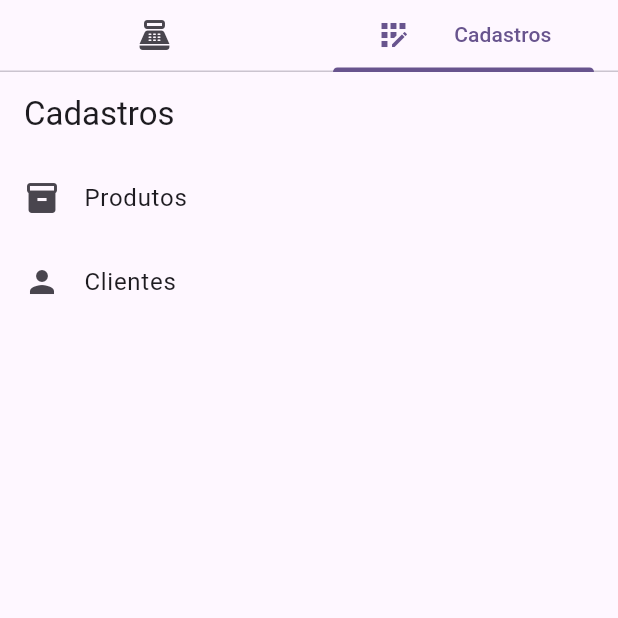
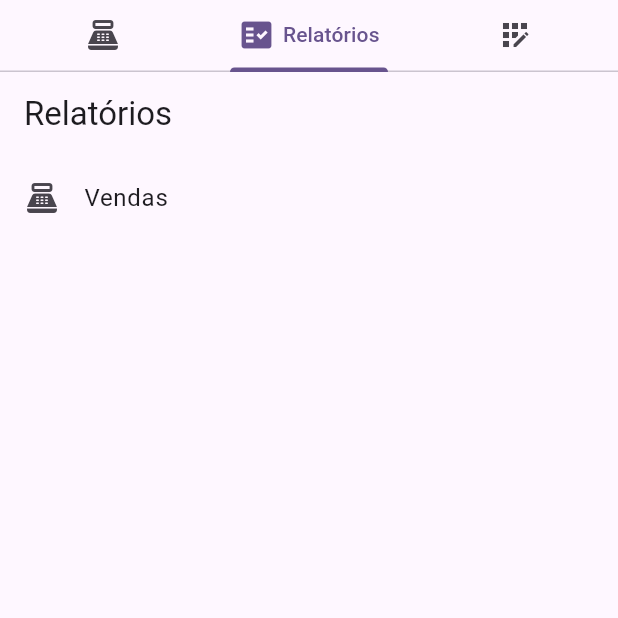
Before and after one commit to leandrofabianjr/todavenda, a Flutter app: the screen it shows after launch, tab 2 chosen, on a phone screen of 412 x 824 dp, the top half of it. Run offline on Flutter 3.47's test engine with Material 2 defaults, Android fonts, the phone set to English and light mode, and no system bars; our stand-ins replace bloc, equatable, flutter_bloc, go_router.

Commit message:
Criando menu de relatórios e listagem de vendas

```diff
--- a/lib/app/app_router.dart
+++ b/lib/app/app_router.dart
@@ -2,14 +2,16 @@ import 'dart:developer';
 
 import 'package:flutter/material.dart';
 import 'package:go_router/go_router.dart';
-import 'package:todavenda/app/app_menu.dart';
-import 'package:todavenda/cart/cart.dart';
-import 'package:todavenda/cart/pages/cart_page/cart_finalizing_page.dart';
-import 'package:todavenda/products/products.dart';
-import 'package:todavenda/registers/registers.dart';
+import 'package:todavenda/app/app_tab_bar.dart';
+import 'package:todavenda/cart/pages/pages.dart';
+import 'package:todavenda/products/pages/pages.dart';
+import 'package:todavenda/registers/pages/pages.dart';
+import 'package:todavenda/reports/pages/pages.dart';
+import 'package:todavenda/sales/pages/pages.dart';
 
 final _rootNavigatorKey = GlobalKey<NavigatorState>();
 final _cartNavigatorKey = GlobalKey<NavigatorState>();
+final _reportsNavigatorKey = GlobalKey<NavigatorState>();
 final _registersNavigatorKey = GlobalKey<NavigatorState>();
 
 final appRouterConfig = GoRouter(
@@ -41,6 +43,21 @@ final appRouterConfig = GoRouter(
                 GoRoute(
                   path: 'finalizado',
                   builder: (context, state) => const CartFinalizingPage(),
+                ),
+              ],
+            ),
+          ],
+        ),
+        StatefulShellBranch(
+          navigatorKey: _reportsNavigatorKey,
+          routes: <RouteBase>[
+            GoRoute(
+              path: '/relatorios',
+              builder: (context, state) => const ReportsMenuPage(),
+              routes: [
+                GoRoute(
+                  path: 'vendas',
+                  builder: (context, state) => const SalesListPage(),
                 ),
               ],
             ),
--- a/lib/app/app_menu.dart
+++ b/lib/app/app_tab_bar.dart
@@ -16,7 +16,7 @@ class AppTabBar extends StatelessWidget {
   Widget build(BuildContext context) {
     return DefaultTabController(
       initialIndex: navigationShell.currentIndex,
-      length: 2,
+      length: 3,
       child: Scaffold(
         body: navigationShell,
         appBar: AppBar(
@@ -36,8 +36,18 @@ class AppTabBar extends StatelessWidget {
                 child: Row(
                   mainAxisAlignment: MainAxisAlignment.spaceEvenly,
                   children: [
+                    const Icon(Icons.fact_check),
+                    if (navigationShell.currentIndex == 1)
+                      const Text('Relatórios')
+                  ],
+                ),
+              ),
+              Tab(
+                child: Row(
+                  mainAxisAlignment: MainAxisAlignment.spaceEvenly,
+                  children: [
                     const Icon(Icons.app_registration),
-                    if (navigationShell.currentIndex == 1)
+                    if (navigationShell.currentIndex == 2)
                       const Text('Cadastros')
                   ],
                 ),
--- a/lib/cart/pages/pages.dart
+++ b/lib/cart/pages/pages.dart
@@ -1,3 +1,4 @@
 export 'cart_page/cart_checkout_page.dart';
+export 'cart_page/cart_finalizing_page.dart';
 export 'cart_page/cart_page.dart';
 export 'cart_page/cart_payment_page.dart';
--- /dev/null
+++ b/lib/reports/pages/pages.dart
@@ -0,0 +1 @@
+export 'reports_menu_page.dart';
--- /dev/null
+++ b/lib/reports/pages/reports_menu_page.dart
@@ -0,0 +1,28 @@
+import 'package:flutter/material.dart';
+import 'package:go_router/go_router.dart';
+
+class ReportsMenuPage extends StatelessWidget {
+  const ReportsMenuPage({super.key});
+
+  @override
+  Widget build(BuildContext context) {
+    return Scaffold(
+      body: CustomScrollView(
+        slivers: [
+          const SliverAppBar(title: Text('Relatórios')),
+          SliverList(
+            delegate: SliverChildListDelegate(
+              [
+                ListTile(
+                  leading: const Icon(Icons.point_of_sale),
+                  title: const Text('Vendas'),
+                  onTap: () => context.go('/relatorios/vendas'),
+                ),
+              ],
+            ),
+          ),
+        ],
+      ),
+    );
+  }
+}
--- /dev/null
+++ b/lib/reports/reports.dart
@@ -0,0 +1 @@
+export 'pages/pages.dart';
--- /dev/null
+++ b/lib/sales/pages/pages.dart
@@ -0,0 +1 @@
+export 'sales_list/sales_list_page.dart';
```
Also changed, not shown: lib/sales/pages/sales_list/bloc/sales_list_bloc.dart (added, +27 -0 lines), lib/sales/pages/sales_list/bloc/sales_list_event.dart (added, +12 -0 lines), lib/sales/pages/sales_list/bloc/sales_list_state.dart (added, +30 -0 lines), lib/sales/pages/sales_list/sales_list_page.dart (added, +57 -0 lines).
